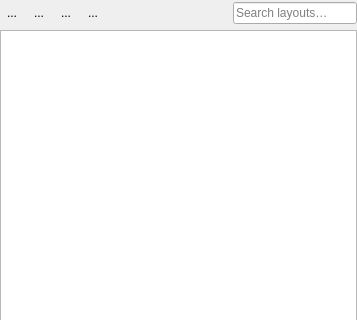
This is layout_panel/layout_panel_dockwidget_base.ui in jbp35/layout_panel as Qt 5 draws it before an edit; both pictures show x 0 to 357 and y 0 to 320 of the 357 by 900 pixel window. The edited form follows.
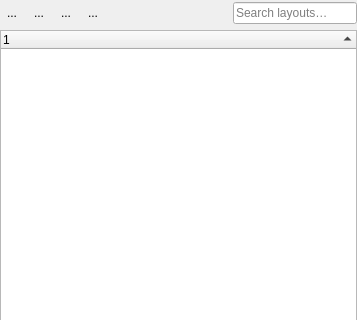
This is the edited form. Custom widgets are drawn as their Qt base class.

```diff
--- a/layout_panel/layout_panel_dockwidget_base.ui
+++ b/layout_panel/layout_panel_dockwidget_base.ui
@@ -143,7 +143,7 @@
      </layout>
     </item>
     <item>
-     <widget class="QListWidget" name="listWidget">
+     <widget class="QTreeWidget" name="listWidget">
       <property name="focusPolicy">
        <enum>Qt::StrongFocus</enum>
       </property>
@@ -162,9 +162,6 @@
       <property name="selectionMode">
        <enum>QAbstractItemView::ExtendedSelection</enum>
       </property>
-      <property name="viewMode">
-       <enum>QListView::ListMode</enum>
-      </property>
       <property name="sortingEnabled">
        <bool>true</bool>
       </property>
```
Left out of the diff: 3 changed lines with no effect on the pictures.
